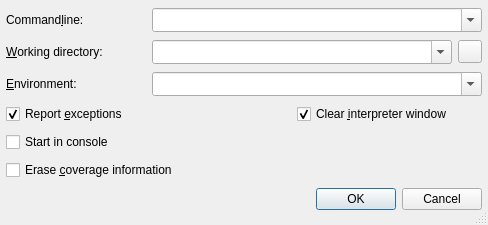
Qt form Debugger/StartCoverageDialog.ui (testmana2/test) before a commit.
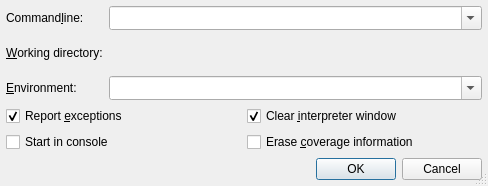
The same form after that commit. Custom widgets are drawn as their Qt base class.

Commit message: Modified more dialogs to use the path picker widgets.

```diff
--- a/Debugger/StartCoverageDialog.ui
+++ b/Debugger/StartCoverageDialog.ui
@@ -7,7 +7,7 @@
     <x>0</x>
     <y>0</y>
     <width>488</width>
-    <height>225</height>
+    <height>186</height>
    </rect>
   </property>
   <property name="windowTitle">
@@ -16,6 +16,8 @@
   <property name="sizeGripEnabled">
    <bool>true</bool>
   </property>
+  <layout class="QVBoxLayout" name="verticalLayout">
+   <item>
   <layout class="QGridLayout" name="gridLayout">
    <item row="0" column="0">
     <widget class="QLabel" name="TextLabel1">
@@ -27,7 +29,7 @@
      </property>
     </widget>
    </item>
-   <item row="0" column="1" colspan="3">
+     <item row="0" column="1">
     <widget class="QComboBox" name="cmdlineCombo">
      <property name="sizePolicy">
       <sizepolicy hsizetype="Expanding" vsizetype="Fixed">
@@ -62,18 +64,21 @@
       <string>&amp;Working directory:</string>
      </property>
      <property name="buddy">
-      <cstring>workdirCombo</cstring>
+        <cstring>workdirPicker</cstring>
      </property>
     </widget>
    </item>
-   <item row="1" column="1" colspan="2">
-    <widget class="QComboBox" name="workdirCombo">
+     <item row="1" column="1">
+      <widget class="E5ComboPathPicker" name="workdirPicker" native="true">
      <property name="sizePolicy">
-      <sizepolicy hsizetype="Expanding" vsizetype="Fixed">
+        <sizepolicy hsizetype="Expanding" vsizetype="Preferred">
        <horstretch>0</horstretch>
        <verstretch>0</verstretch>
       </sizepolicy>
      </property>
+       <property name="focusPolicy">
+        <enum>Qt::WheelFocus</enum>
+       </property>
      <property name="toolTip">
       <string>Enter the working directory</string>
      </property>
@@ -81,18 +86,6 @@
       <string>&lt;b&gt;Working directory&lt;/b&gt;
 &lt;p&gt;Enter the working directory of the application to be debugged. Leave it empty to set the working directory to the executable directory.&lt;/p&gt;</string>
      </property>
-     <property name="editable">
-      <bool>true</bool>
-     </property>
-     <property name="insertPolicy">
-      <enum>QComboBox::InsertAtTop</enum>
-     </property>
-     <property name="sizeAdjustPolicy">
-      <enum>QComboBox::AdjustToMinimumContentsLengthWithIcon</enum>
-     </property>
-     <property name="duplicatesEnabled">
-      <bool>false</bool>
-     </property>
     </widget>
    </item>
    <item row="2" column="0">
@@ -105,7 +98,7 @@
      </property>
     </widget>
    </item>
-   <item row="2" column="1" colspan="3">
+     <item row="2" column="1">
     <widget class="QComboBox" name="environmentCombo">
      <property name="sizePolicy">
       <sizepolicy hsizetype="Expanding" vsizetype="Fixed">
@@ -135,7 +128,11 @@
      </property>
     </widget>
    </item>
-   <item row="3" column="0" colspan="2">
+    </layout>
+   </item>
+   <item>
+    <layout class="QGridLayout" name="gridLayout_2">
+     <item row="0" column="0">
     <widget class="QCheckBox" name="exceptionCheckBox">
      <property name="toolTip">
       <string>Uncheck to disable exception reporting</string>
@@ -155,7 +152,7 @@
      </property>
     </widget>
    </item>
-   <item row="3" column="2">
+     <item row="0" column="1">
     <widget class="QCheckBox" name="clearShellCheckBox">
      <property name="toolTip">
       <string>Select to clear the display of the interpreter window</string>
@@ -171,7 +168,7 @@
      </property>
     </widget>
    </item>
-   <item row="4" column="0" colspan="2">
+     <item row="1" column="0">
     <widget class="QCheckBox" name="consoleCheckBox">
      <property name="toolTip">
       <string>Select to start the debugger in a console window</string>
@@ -185,7 +182,7 @@
      </property>
     </widget>
    </item>
-   <item row="5" column="0" colspan="4">
+     <item row="1" column="1">
     <widget class="QCheckBox" name="eraseCheckBox">
      <property name="toolTip">
       <string>Select this to erase the collected coverage information</string>
@@ -202,7 +199,9 @@
      </property>
     </widget>
    </item>
-   <item row="6" column="0" colspan="4">
+    </layout>
+   </item>
+   <item>
     <widget class="QDialogButtonBox" name="buttonBox">
      <property name="orientation">
       <enum>Qt::Horizontal</enum>
@@ -212,21 +211,18 @@
      </property>
     </widget>
    </item>
-   <item row="1" column="3">
-    <widget class="QToolButton" name="dirButton">
-     <property name="toolTip">
-      <string>Select directory using a directory selection dialog</string>
-     </property>
-     <property name="whatsThis">
-      <string>&lt;b&gt;Select directory&lt;/b&gt;
-&lt;p&gt;Select the working directory via a directory selection dialog.&lt;/p&gt;</string>
-     </property>
-    </widget>
-   </item>
   </layout>
  </widget>
  <layoutdefault spacing="6" margin="6"/>
  <pixmapfunction>qPixmapFromMimeSource</pixmapfunction>
+ <customwidgets>
+  <customwidget>
+   <class>E5ComboPathPicker</class>
+   <extends>QWidget</extends>
+   <header>E5Gui/E5PathPicker.h</header>
+   <container>1</container>
+  </customwidget>
+ </customwidgets>
  <tabstops>
   <tabstop>cmdlineCombo</tabstop>
   <tabstop>workdirCombo</tabstop>
```
Left out of the diff: 4 changed lines with no effect on the pictures. Lines whose indentation alone changed are shown as unchanged. The commit also changes 37 other files.
